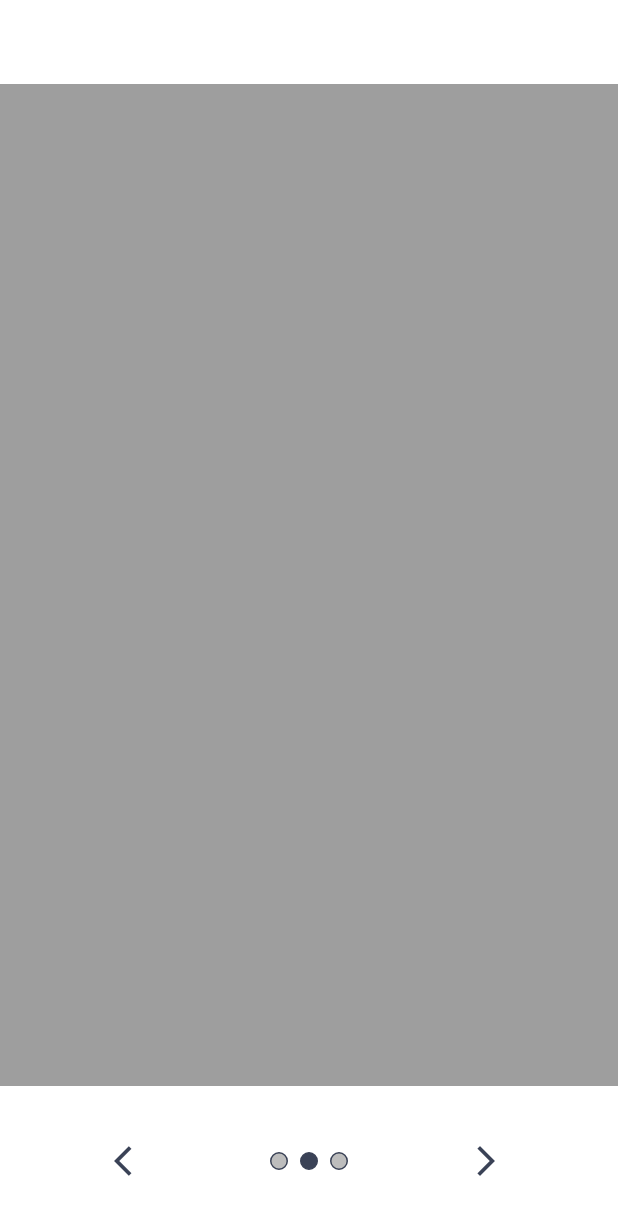
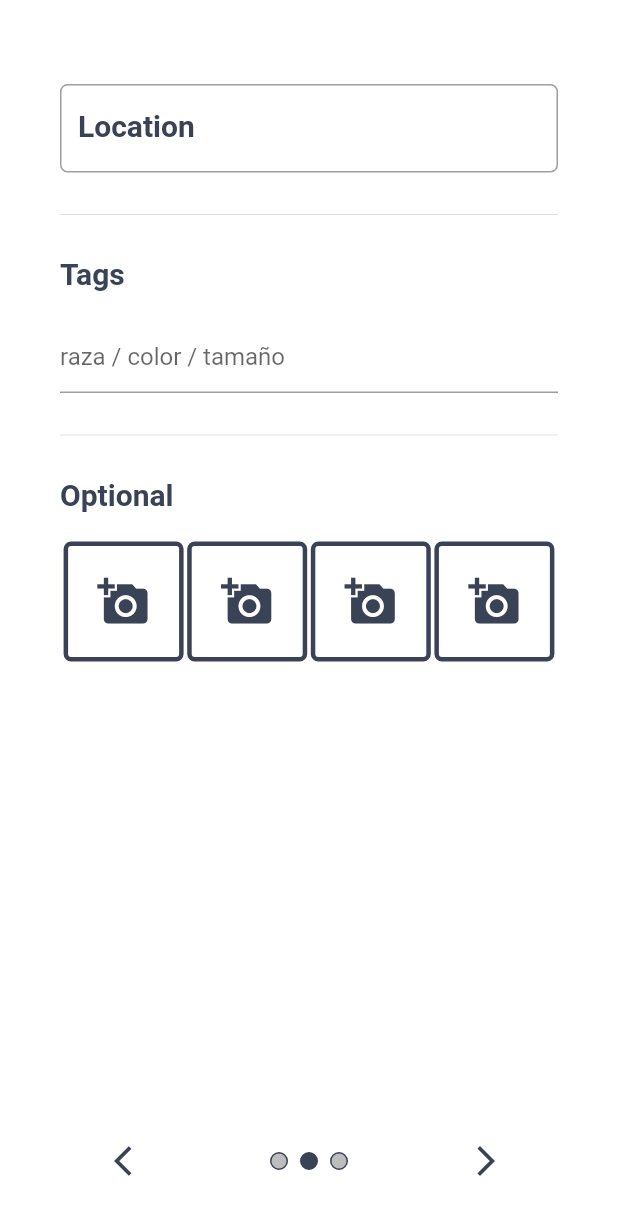
Before and after one commit to raulmabe/missing, a Flutter app: the UploadPage screen opened directly, after a tap on the "arrow forward ios" icon, on a phone screen of 412 x 824 dp. Shown: the top 1215 px of the screen. Run offline on Flutter 3.47's test engine with Material 2 defaults, Android fonts, the phone set to English and light mode, and no system bars; our stand-ins replace font_awesome_flutter, image_picker; Roboto replaces fonts that are missing (Montserrat).

Commit message:
almost finished upload pages

```diff
--- a/lib/themeData.dart
+++ b/lib/themeData.dart
@@ -6,7 +6,7 @@ class MyTheme extends InheritedWidget{
   final kPrimaryColor = const Color.fromRGBO(58, 66, 86, 1.0); //const Color(0xffFF7675);
   final kPrimaryLight = Colors.red[100];  //const Color(0xFFffcdd2);
   final kPrimaryDark = const Color(0xFFCC6866);
-  final kSecondaryColor = const Color(0xFFFFEBEE);
+  final kSecondaryColor = const Color(0xff1abc9c);
   final kSecondaryLight = Colors.redAccent[100];
   final kSecondaryDark = const Color(0xFF009faf);
 
--- a/lib/ui/pages/missingDetails.dart
+++ b/lib/ui/pages/missingDetails.dart
@@ -10,8 +10,9 @@ class MissingDetails extends StatelessWidget {
   String title, description, location;
   final List<String> tags;
   AppType type;
+  bool missing;
 
-  MissingDetails({@required this.id, @required this.title, @required this.description,@required this.location, @required this.type, this.tags});
+  MissingDetails({@required this.id,@required this.missing, @required this.title, @required this.description,@required this.location, @required this.type, this.tags});
 
   @override
   Widget build(BuildContext context) {
--- a/lib/ui/pages/upload/firstBody.dart
+++ b/lib/ui/pages/upload/firstBody.dart
@@ -9,16 +9,22 @@ class FirstBody extends StatefulWidget {
 
 class _FirstBodyState extends State<FirstBody> {
   List<bool> categories;
+  bool missing;
+
+  GlobalKey formKey = GlobalKey<FormState>();
 
   _FirstBodyState() {
     categories = [false, false, true];
+    missing = true;
   }
 
   void onChangedCategory(int i) {
     setState(() {
       for (int j = 0; j < categories.length; ++j) {
-        if (j == i) categories[i] = true;
-        else categories[j] = false;
+        if (j == i)
+          categories[i] = true;
+        else
+          categories[j] = false;
       }
     });
   }
@@ -26,14 +32,13 @@ class _FirstBodyState extends State<FirstBody> {
   @override
   Widget build(BuildContext context) {
     return Padding(
-      padding: const EdgeInsets.symmetric(
-        horizontal: 40.0
-      ),
+      padding: const EdgeInsets.symmetric(horizontal: 40.0),
+      child: Form(
+        key: formKey,
         child: Column(
-        mainAxisAlignment: MainAxisAlignment.start,
+          mainAxisAlignment: MainAxisAlignment.spaceEvenly,
           crossAxisAlignment: CrossAxisAlignment.stretch,
           children: <Widget>[
-          SizedBox(height: 100.0,),
             // Categories
             Row(
               mainAxisAlignment: MainAxisAlignment.spaceBetween,
@@ -55,34 +60,99 @@ class _FirstBodyState extends State<FirstBody> {
                 ),
               ],
             ),
-          SizedBox(height: 80.0,),
-          TextField(
+            Row(
+              mainAxisAlignment: MainAxisAlignment.spaceAround,
+              children: makeChoices(),
+            ),
+            TextFormField(
+              validator: (txt) => txt.length < 3 ? "Title is too short" : null,
               decoration: InputDecoration(
                 border: OutlineInputBorder(
                     borderRadius: BorderRadius.circular(5.0),
-                borderSide: BorderSide(
-                  color: Theme.of(context).primaryColor
-                )
-              ),
-              hintText: "Title"
+                    borderSide:
+                        BorderSide(color: Theme.of(context).primaryColor)),
+                hintText: "Llaves",
+                labelText: "Title",
+                labelStyle: TextStyle(
+                    color: Theme.of(context).primaryColor,
+                    fontSize: 20.0,
+                    fontWeight: FontWeight.w600),
               ),
             ),
-          SizedBox(height: 40.0,),
-          TextField(
+            TextFormField(
+              validator: (txt) =>
+                  txt.length < 10 ? "Description is too short" : null,
               keyboardType: TextInputType.multiline,
               maxLines: 10,
               decoration: InputDecoration(
                 border: OutlineInputBorder(
                     borderRadius: BorderRadius.circular(5.0),
-                borderSide: BorderSide(
-                  color: Theme.of(context).primaryColor
-                )
+                    borderSide:
+                        BorderSide(color: Theme.of(context).primaryColor)),
+                hintText: "Explain yourself",
+                labelText: "Description",
+                labelStyle: TextStyle(
+                    color: Theme.of(context).primaryColor,
+                    fontSize: 20.0,
+                    fontWeight: FontWeight.w600),
               ),
-              hintText: "Description"
             ),
-          )
           ],
+        ),
       ),
     );
   }
+
+  List<Widget> makeChoices() {
+    List<Widget> list = [];
+    list.add(Material(
+      color: missing ? Colors.redAccent : Colors.grey[200],
+      shape: RoundedRectangleBorder(borderRadius: BorderRadius.circular(5.0)),
+      child: InkWell(
+        onTap: () {
+          setState(() {
+            missing = true;
+          });
+        },
+        child: Padding(
+          padding: const EdgeInsets.all(20.0),
+          child: Center(
+            child: Text(
+              "Missing",
+              style: TextStyle(
+                fontSize: 20.0,
+                fontWeight: FontWeight.w600,
+                color: Theme.of(context).primaryColor,
+              ),
+            ),
+          ),
+        ),
+      ),
+    ));
+    list.add(Material(
+      color: !missing ? Colors.greenAccent : Colors.grey[200],
+      shape: RoundedRectangleBorder(borderRadius: BorderRadius.circular(5.0)),
+      child: InkWell(
+        onTap: () {
+          setState(() {
+            missing = false;
+          });
+        },
+        child: Padding(
+          padding: const EdgeInsets.all(20.0),
+          child: Center(
+            child: Text(
+              "Found",
+              style: TextStyle(
+                fontSize: 20.0,
+                fontWeight: FontWeight.w600,
+                color: Theme.of(context).primaryColor,
+              ),
+            ),
+          ),
+        ),
+      ),
+    ));
+    return list;
   }
+}
--- /dev/null
+++ b/lib/ui/pages/upload/secondBody.dart
@@ -0,0 +1,206 @@
+import 'package:flutter/material.dart';
+import 'package:image_picker/image_picker.dart';
+import 'dart:async';
+
+class SecondBody extends StatefulWidget {
+  @override
+  _SecondBodyState createState() => _SecondBodyState();
+}
+
+class _SecondBodyState extends State<SecondBody> {
+  TextEditingController _textEditingController;
+  FocusNode _focusNode = FocusNode();
+
+  List images;
+  List<String> tags;
+
+  @override
+  void initState() {
+    super.initState();
+    _textEditingController = TextEditingController();
+    _focusNode = FocusNode();
+    images = [];
+    tags = [];
+  }
+
+  @override
+  Widget build(BuildContext context) {
+    return Padding(
+      padding: const EdgeInsets.symmetric(horizontal: 40.0),
+      child: SingleChildScrollView(
+        child: Column(
+          mainAxisAlignment: MainAxisAlignment.spaceEvenly,
+          crossAxisAlignment: CrossAxisAlignment.stretch,
+          children: <Widget>[
+            Padding(
+              padding: const EdgeInsets.only(bottom: 20.0),
+              child: TextFormField(
+                validator: (txt) =>
+                    txt.length < 3 ? "Location is too short" : null,
+                decoration: InputDecoration(
+                  border: OutlineInputBorder(
+                      borderRadius: BorderRadius.circular(5.0),
+                      borderSide:
+                          BorderSide(color: Theme.of(context).primaryColor)),
+                  hintText: "Barcelona",
+                  labelText: "Location",
+                  labelStyle: TextStyle(
+                      color: Theme.of(context).primaryColor,
+                      fontSize: 20.0,
+                      fontWeight: FontWeight.w600),
+                ),
+              ),
+            ),
+            Divider(),
+            Container(
+              padding: EdgeInsets.symmetric(vertical: 20.0),
+              child: Text(
+                "Tags",
+                style: TextStyle(
+                    color: Theme.of(context).primaryColor,
+                    fontSize: 20.0,
+                    fontWeight: FontWeight.w600),
+              ),
+            ),
+            Container(
+              padding: EdgeInsets.only(bottom: 20.0),
+              child: Wrap(
+                spacing: 5.0,
+                children: []
+                  ..addAll(makeTags())
+                  ..add(addTextField()),
+              ),
+            ),
+            Divider(),
+            Container(
+              padding: EdgeInsets.symmetric(vertical: 20.0),
+              child: Text(
+                "Optional",
+                style: TextStyle(
+                    color: Theme.of(context).primaryColor,
+                    fontSize: 20.0,
+                    fontWeight: FontWeight.w600),
+              ),
+            ),
+            Wrap(
+              alignment: WrapAlignment.spaceEvenly,
+              crossAxisAlignment: WrapCrossAlignment.center,
+              runAlignment: WrapAlignment.start,
+              runSpacing: 10.0,
+              children: makeImages(),
+            ),
+            Flex(
+              direction: Axis.vertical,
+            )
+          ],
+        ),
+      ),
+    );
+  }
+
+  List<Widget> makeImages() {
+    List<Widget> list = [];
+    for (int i = 0; i < 4; ++i) {
+      if (images.length - 1 < i) {
+        list.add(Container(
+          height: 80,
+          width: 80,
+          decoration: BoxDecoration(
+              border:
+                  Border.all(color: Theme.of(context).primaryColor, width: 3.0),
+              borderRadius: BorderRadius.circular(5.0)),
+          child: Material(
+            color: Colors.transparent,
+            child: InkWell(
+              onTap: () => getImage(),
+              child: Icon(
+                Icons.add_a_photo,
+                color: Theme.of(context).primaryColor,
+                size: 35.0,
+              ),
+            ),
+          ),
+        ));
+      } else {
+        list.add(Stack(
+          children: <Widget>[
+            Container(
+              height: 80,
+              width: 80,
+              decoration: BoxDecoration(
+                  image: DecorationImage(
+                      fit: BoxFit.cover, image: FileImage(images[i])),
+                  border: Border.all(
+                      color: Theme.of(context).primaryColor, width: 3.0),
+                  borderRadius: BorderRadius.circular(5.0)),
+            ),
+            Positioned(
+              top: 20.0,
+              bottom: 20.0,
+              right: 20.0,
+              left: 20.0,
+              child: Container(
+                decoration: BoxDecoration(
+                    color: Colors.white.withAlpha(170), shape: BoxShape.circle),
+                child: IconButton(
+                  icon: Icon(Icons.close),
+                  color: Theme.of(context).primaryColor,
+                  onPressed: () => deleteImage(images[i]),
+                ),
+              ),
+            )
+          ],
+        ));
+      }
+    }
+    return list;
+  }
+
+  void deleteImage(dynamic image) {
+    if (images.contains(image)) {
+      setState(() {
+        images.remove(image);
+      });
+    }
+  }
+
+  void deleteTag(String tag) {
+    setState(() {
+      tags.remove(tag);
+    });
+  }
+
+  List<Widget> makeTags() {
+    List<Widget> list = [];
+    for (int i = 0; i < tags.length; ++i) {
+      list.add(Chip(
+        label: Text(tags[i]),
+        onDeleted: () => deleteTag(tags[i]),
+      ));
+    }
+    return list;
+  }
+
+  void addNewTag(String tag) {
+    FocusScope.of(context).requestFocus(_focusNode);
+    setState(() {
+      if (!tags.contains(tag) && tag.length > 0) tags.add(tag);
+    });
+    _textEditingController.clear();
+  }
+
+  Widget addTextField() {
+    return TextField(
+      controller: _textEditingController,
+      focusNode: _focusNode,
+      onSubmitted: addNewTag,
+      decoration: InputDecoration(hintText: "raza / color / tamaño"),
+    );
+  }
+
+  Future getImage() async {
+    var image = await ImagePicker.pickImage(source: ImageSource.gallery);
+    images.add(image);
+    setState(() {});
+  }
+}
--- a/lib/ui/pages/upload/uploadPage.dart
+++ b/lib/ui/pages/upload/uploadPage.dart
@@ -1,5 +1,7 @@
 import 'package:flutter/material.dart';
 import './firstBody.dart';
+import './secondBody.dart';
+import '../../../themeData.dart';
 
 class UploadPage extends StatefulWidget {
   @override
@@ -40,11 +42,7 @@ class _UploadPageState extends State<UploadPage>
         controller: _tabController,
         children: <Widget>[
           FirstBody(),
-          Container(
-            width: 100.0,
-            height: 100.0,
-            color: Colors.grey,
-          ),
+          SecondBody(),
           Container(
             width: 100.0,
             height: 100.0,
--- a/lib/ui/widgets/missingCards.dart
+++ b/lib/ui/widgets/missingCards.dart
@@ -9,11 +9,12 @@ class MissingCard extends StatefulWidget {
   final String title, description, location;
   final List<String> tags;
   final AppType type;
+  final bool missing;
 
-  MissingCard({@required this.id, @required this.title, @required this.description, this.location, this.tags, this.type});
+  MissingCard({@required this.id, @required this.title, @required this.description, this.location, this.tags, this.missing, this.type});
 
   @override
-  _MissingCardState createState() => _MissingCardState(id,title, description, location, tags, type);
+  _MissingCardState createState() => _MissingCardState(id,title, description, location, tags,missing, type);
 }
 
 class _MissingCardState extends State<MissingCard> {
@@ -23,10 +24,12 @@ class _MissingCardState extends State<MissingCard> {
   String title, description, location;
   List<String> tags;
   AppType type;
+  bool missing;
 
-  _MissingCardState(this.id, this.title, this.description, this.location, this.tags, this.type){
+  _MissingCardState(this.id, this.title, this.description, this.location, this.tags, this.missing,this.type){
     assert(id != null);
     assert(type != null);
+    if(missing == null) missing = new Random().nextBool();
     if(title == null) title = "Item";
     if(description == null) description = "Lorem ipsum dolor sit amet, consectetur adipiscing elit, sed do eiusmod tempor incididunt ut labore et dolore magna aliqua. Ut enim ad minim veniam, quis nostrud exercitation ullamco laboris nisi ut aliquip ex ea commodo consequat. Duis aute irure dolor in reprehenderit in voluptate velit esse cillum dolore eu fugiat nulla pariatur. Excepteur sint occaecat cupidatat non proident, sunt in culpa qui officia deserunt mollit anim id est laborum.";
     if(location == null) location = "Malgrat de Mar, Barcelona";
@@ -53,6 +56,7 @@ class _MissingCardState extends State<MissingCard> {
                 description: description,
                 location: location,
                 type: this.type,
+                missing: missing,
                 tags: tags,
               ),
             ),
@@ -76,6 +80,7 @@ class _MissingCardState extends State<MissingCard> {
               ),
             ),
             Container(
+              color: missing ? Colors.red[100] : Colors.green[100],
               padding: EdgeInsets.all(10.0),
               child: Column(
                 mainAxisAlignment: MainAxisAlignment.start,
--- a/pubspec.yaml
+++ b/pubspec.yaml
@@ -22,6 +22,7 @@ dependencies:
   font_awesome_flutter: ^8.2.0
   flutter_staggered_grid_view: "^0.2.7"
   google_maps_flutter: ^0.0.3+3
+  image_picker:
 
 dev_dependencies:
   flutter_test:
```
Also changed, not shown: pubspec.lock, 18 other files. Lines whose indentation alone changed are shown as unchanged.
